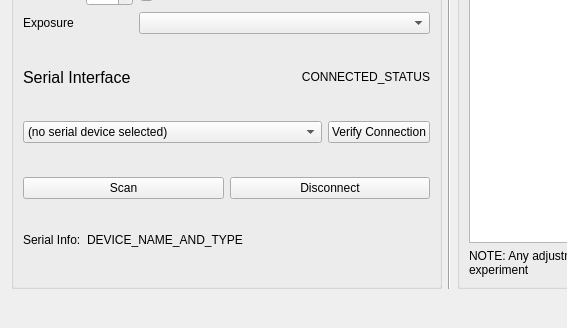
Above: src/UI/settings_dialog.ui from simenfuglestad/CI-VTS before the change; both pictures show x 0 to 567 and y 357 to 685 of the 898 by 685 pixel window. Below: the same form after it.
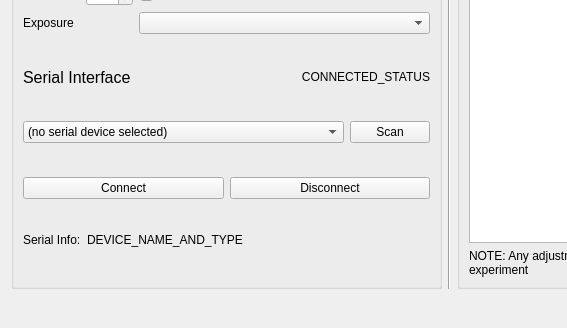
That is the form after the change. Custom widgets are drawn as their Qt base class.

Commit message: Added arduino source code, improved connection handling

```diff
--- a/src/UI/settings_dialog.ui
+++ b/src/UI/settings_dialog.ui
@@ -336,29 +336,29 @@
            </widget>
           </item>
           <item>
-           <widget class="QPushButton" name="btn_verify_serial">
-            <property name="sizePolicy">
-             <sizepolicy hsizetype="Maximum" vsizetype="Fixed">
-              <horstretch>0</horstretch>
-              <verstretch>0</verstretch>
-             </sizepolicy>
-            </property>
-            <property name="text">
-             <string>Verify Connection</string>
-            </property>
-           </widget>
-          </item>
-         </layout>
-        </item>
-        <item>
-         <layout class="QHBoxLayout" name="horizontalLayout_4">
-          <item>
            <widget class="QPushButton" name="btn_scan_serial">
+            <property name="sizePolicy">
+             <sizepolicy hsizetype="Maximum" vsizetype="Fixed">
+              <horstretch>0</horstretch>
+              <verstretch>0</verstretch>
+             </sizepolicy>
+            </property>
             <property name="text">
              <string>Scan</string>
             </property>
            </widget>
           </item>
+         </layout>
+        </item>
+        <item>
+         <layout class="QHBoxLayout" name="horizontalLayout_4">
+          <item>
+           <widget class="QPushButton" name="btn_connect_serial">
+            <property name="text">
+             <string>Connect</string>
+            </property>
+           </widget>
+          </item>
           <item>
            <widget class="QPushButton" name="btn_disc_serial">
             <property name="text">
```
Left out of the diff: 9 changed lines with no effect on the pictures. The commit also changes 4 other files.
